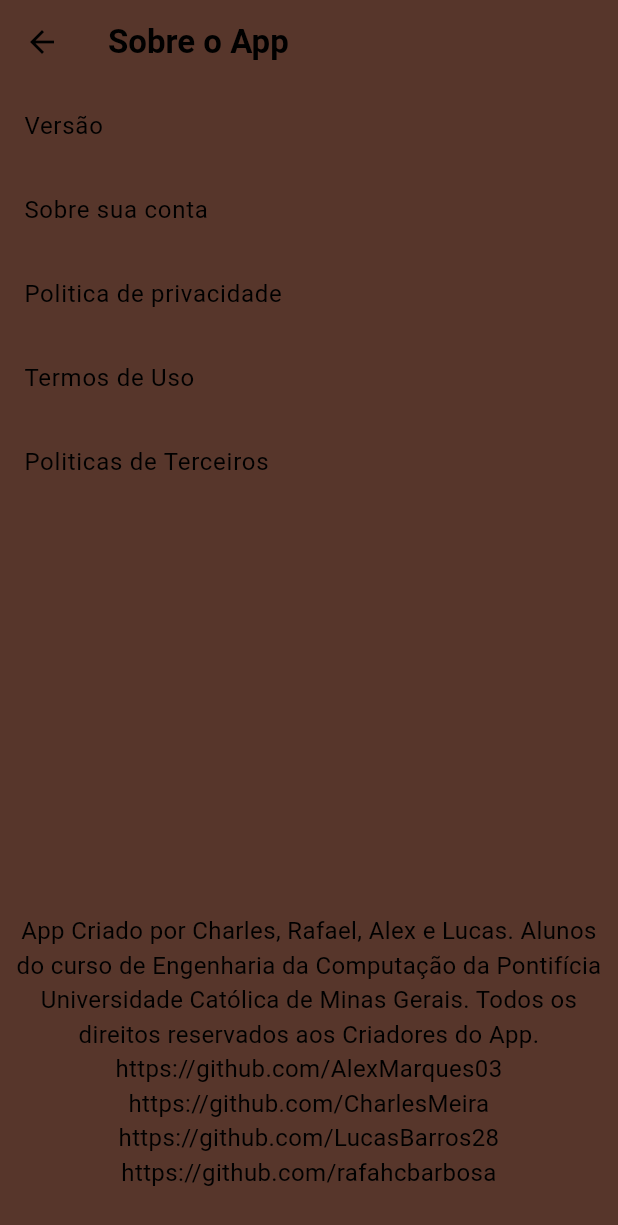
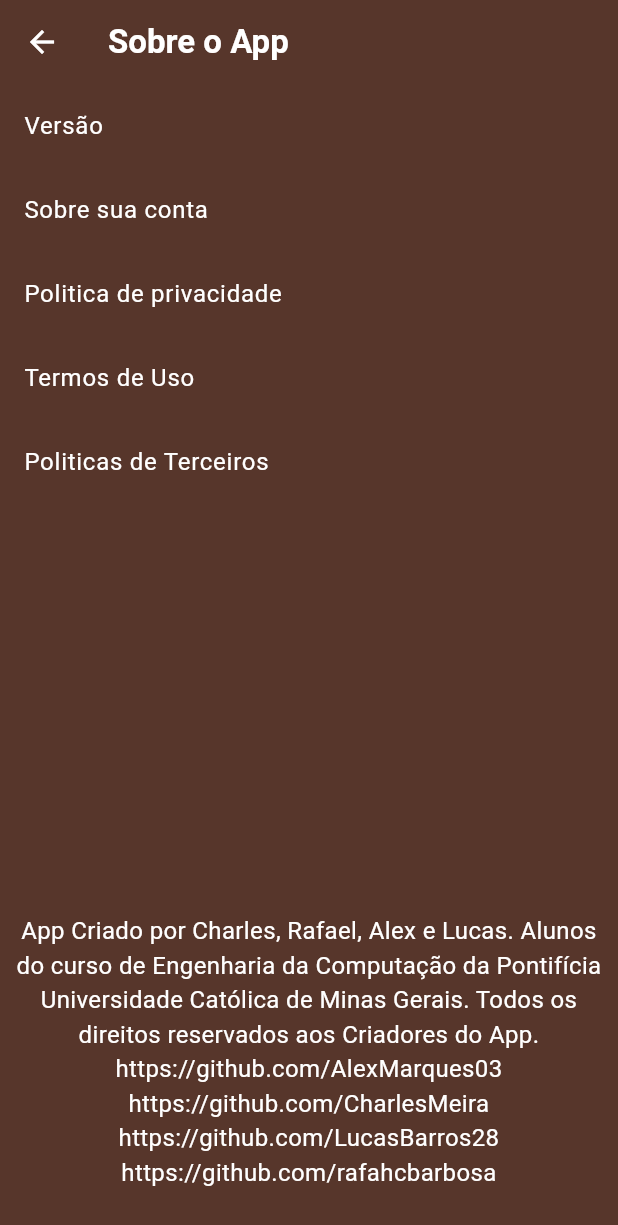
Before and after one commit to LucasBarros28/AppMobile, a Flutter app: the Sobre screen opened directly, on a phone screen of 412 x 824 dp. Shown: the top 1225 px of the screen. Run offline on Flutter 3.47's test engine with Material 3 defaults, Android fonts, the phone set to English and light mode, and no system bars; our stand-ins replace mask_text_input_formatter.

Commit message:
alteração na tela de sobre o app

```diff
--- a/lib/Sobre.dart
+++ b/lib/Sobre.dart
@@ -16,7 +16,7 @@ class _SobreState extends State<Sobre> {
         title: Text(
           "Sobre o App",
           style: TextStyle(
-            color: Colors.black,
+            color: Colors.white,
             fontWeight: FontWeight.bold,
           ),
         ),
@@ -24,7 +24,7 @@ class _SobreState extends State<Sobre> {
         leading: IconButton(
           icon: Icon(
             Icons.arrow_back,
-            color: Colors.black,
+            color: Colors.white,
           ),
           onPressed: () {
             Navigator.pop(context); // Volta para a tela anterior
@@ -50,7 +50,9 @@ class _SobreState extends State<Sobre> {
                 child: ListTile(
                   title: const Text(
                     'Versão',
-                    style: TextStyle(color: Colors.black),
+                    style: TextStyle(
+                      color: Colors.white,
+                    ),
                   ),
                 ),
               ),
@@ -59,7 +61,7 @@ class _SobreState extends State<Sobre> {
                 child: ListTile(
                   title: const Text(
                     'Sobre sua conta',
-                    style: TextStyle(color: Colors.black),
+                    style: TextStyle(color: Colors.white),
                   ),
                 ),
               ),
@@ -68,7 +70,7 @@ class _SobreState extends State<Sobre> {
                 child: ListTile(
                   title: const Text(
                     'Politica de privacidade',
-                    style: TextStyle(color: Colors.black),
+                    style: TextStyle(color: Colors.white),
                   ),
                 ),
               ),
@@ -77,7 +79,7 @@ class _SobreState extends State<Sobre> {
                 child: ListTile(
                   title: const Text(
                     'Termos de Uso',
-                    style: TextStyle(color: Colors.black),
+                    style: TextStyle(color: Colors.white),
                   ),
                 ),
               ),
@@ -86,7 +88,7 @@ class _SobreState extends State<Sobre> {
                 child: ListTile(
                   title: const Text(
                     'Politicas de Terceiros',
-                    style: TextStyle(color: Colors.black),
+                    style: TextStyle(color: Colors.white),
                   ),
                 ),
               ),
@@ -106,7 +108,7 @@ class _SobreState extends State<Sobre> {
                 'https://github.com/LucasBarros28\n'
                 'https://github.com/rafahcbarbosa\n',
                 textAlign: TextAlign.center,
-                style: TextStyle(fontSize: 16, color: Colors.black),
+                style: TextStyle(fontSize: 16, color: Colors.white),
               ),
             ),
           ),
--- a/lib/main.dart
+++ b/lib/main.dart
@@ -46,9 +46,11 @@ class _MainScreenState extends State<MainScreen> {
 
   final List<Widget> _pages = [
     Home(),
-    Center(child: Text('Pesquisa', style: TextStyle(fontSize: 24))),
+    Center(
+        child:
+            Text('Pesquisa//Feature futura', style: TextStyle(fontSize: 24))),
     Criarreview(),
-    Center(child: Text('Chat', style: TextStyle(fontSize: 24))),
+    Center(child: Text('Chat//Feature futura', style: TextStyle(fontSize: 24))),
     Profile(),
   ];
 
```
